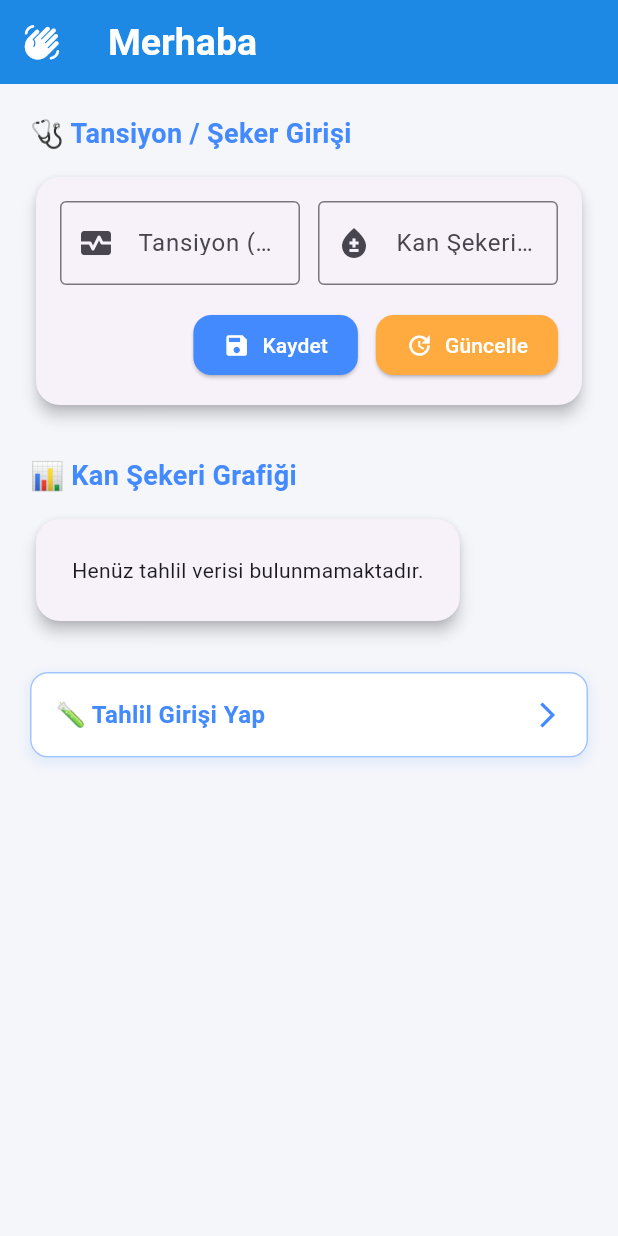
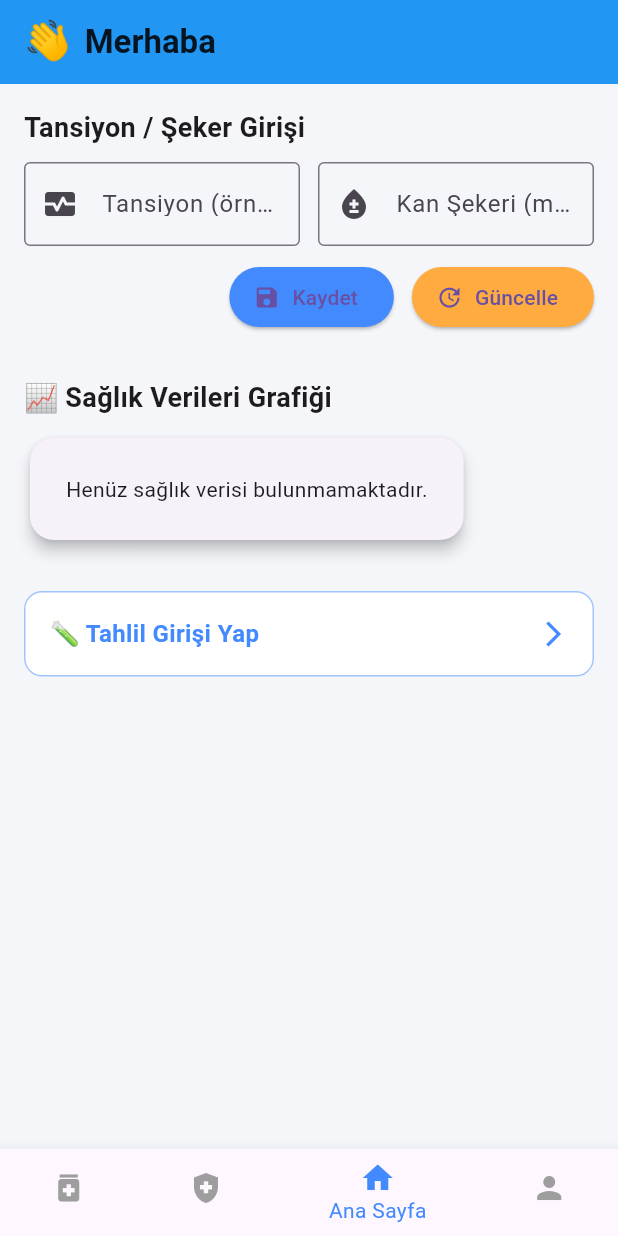
Before and after one commit to SLTNKCGZ/BioGuard, a Flutter app: the HomePage screen opened directly with empty values, on a phone screen of 412 x 824 dp. Run offline on Flutter 3.47's test engine with Material 3 defaults, Android fonts, the phone set to English and light mode, and no system bars; our stand-ins replace image_picker; network calls fail.

Commit message:
home_page.dart

```diff
--- a/Frontend/bio_guard/lib/screens/home_page.dart
+++ b/Frontend/bio_guard/lib/screens/home_page.dart
@@ -41,7 +41,6 @@ class _HomePageState extends State<HomePage> {
         _labResults = data.map((e) => e as Map<String, dynamic>).toList();
       });
     } else {
-      // Hata yönetimi
       ScaffoldMessenger.of(context).showSnackBar(
         SnackBar(content: Text('Tahlil verileri yüklenirken hata oluştu')),
       );
@@ -62,7 +61,6 @@ class _HomePageState extends State<HomePage> {
     final nowIso = DateTime.now().toIso8601String();
 
     try {
-    // Her bir test için ayrı ayrı işlem yapacağız
       for (final test in ['Tansiyon', 'Kan Şekeri']) {
         String? result;
         String unit;
@@ -74,7 +72,7 @@ class _HomePageState extends State<HomePage> {
           result = seker;
           unit = 'mg/dL';
         } else {
-        continue; // boşsa atla
+          continue;
         }
 
         final existing = _labResults.firstWhere(
@@ -96,14 +94,18 @@ class _HomePageState extends State<HomePage> {
         final method = isUpdate && existing['id'] != null ? 'PUT' : 'POST';
 
         final response = await (method == 'PUT'
-          ? http.put(uri, headers: {
+            ? http.put(uri,
+                headers: {
                   'Authorization': 'Bearer ${widget.token}',
                   'Content-Type': 'application/json',
-            }, body: body)
-          : http.post(uri, headers: {
+                },
+                body: body)
+            : http.post(uri,
+                headers: {
                   'Authorization': 'Bearer ${widget.token}',
                   'Content-Type': 'application/json',
-            }, body: body));
+                },
+                body: body));
 
         if (response.statusCode != 200 && response.statusCode != 201 && response.statusCode != 204) {
           throw Exception('Hata oluştu: ${response.body}');
@@ -124,66 +126,77 @@ class _HomePageState extends State<HomePage> {
     }
   }
 
-
-  // Grafik için örnek sütun grafik kullanabiliriz
-  Widget _buildBarChart() {
+  Widget _buildHealthDataChart() {
     if (_labResults.isEmpty) {
       return const Padding(
         padding: EdgeInsets.all(16.0),
-        child: Text('Henüz tahlil verisi bulunmamaktadır.'),
+        child: Text('Henüz sağlık verisi bulunmamaktadır.'),
       );
     }
 
-    // Kan Şekeri ve Tansiyon verilerini ayıralım ve sayısal olarak kullanabilelim
-    // Tansiyon verisi "120/80" gibi olduğu için işleyelim (örn. sistolik 120)
-    List<Map<String, dynamic>> sekerResults = [];
-    List<Map<String, dynamic>> tansiyonResults = [];
+    final Map<String, Map<String, dynamic>> latestResults = {};
 
-    for (var r in _labResults) {
-      final test = r['test']?.toString().toLowerCase();
-      if (test == 'kan şekeri') {
-        double? val = double.tryParse(r['result'].toString());
-        if (val != null) {
-          sekerResults.add({'date': r['date'], 'value': val});
-        }
-      } else if (test == 'tansiyon') {
-        final parts = r['result']?.toString().split('/');
-        if (parts != null && parts.length == 2) {
-          final sistolik = double.tryParse(parts[0]);
-          if (sistolik != null) {
-            tansiyonResults.add({'date': r['date'], 'value': sistolik});
-          }
+    for (var result in _labResults) {
+      final test = result['test']?.toString() ?? '';
+      final resultVal = result['result']?.toString() ?? '';
+      final date = result['date']?.toString() ?? '';
+
+      final value = double.tryParse(resultVal);
+      if (value != null) {
+        if (!latestResults.containsKey(test) ||
+            DateTime.parse(date).isAfter(DateTime.parse(latestResults[test]!['date']))) {
+          latestResults[test] = {
+            'value': value,
+            'date': date,
+          };
         }
       }
     }
 
-    // Örnek olarak sadece Kan Şekeri grafiği yapalım
-    sekerResults.sort((a, b) => a['date'].compareTo(b['date']));
+    if (latestResults.isEmpty) {
+      return const Padding(
+        padding: EdgeInsets.all(16.0),
+        child: Text('Grafik oluşturulabilecek geçerli veri bulunamadı.'),
+      );
+    }
 
     return SizedBox(
       height: 200,
       child: ListView.builder(
         scrollDirection: Axis.horizontal,
-        itemCount: sekerResults.length,
+        itemCount: latestResults.length,
         itemBuilder: (context, index) {
-          final item = sekerResults[index];
-          final value = item['value'] as double;
-          final dateStr = item['date'].toString().split('T')[0];
+          final entry = latestResults.entries.elementAt(index);
+          final testName = entry.key;
+          final value = entry.value['value'] as double;
+          final date = entry.value['date'].toString().split('T')[0];
+
           return Container(
-            width: 40,
-            margin: const EdgeInsets.symmetric(horizontal: 4),
+            width: 60,
+            margin: const EdgeInsets.symmetric(horizontal: 8),
             child: Column(
               mainAxisAlignment: MainAxisAlignment.end,
               children: [
-                Text(value.toStringAsFixed(0)),
+                Text(value.toStringAsFixed(1)),
                 const SizedBox(height: 4),
                 Container(
-                  height: value, // direkt değer ile ilişkilendir (basit gösterim)
+                  height: value,
                   width: 20,
-                  color: Colors.blueAccent,
+                  decoration: BoxDecoration(
+                    color: Colors.teal,
+                    borderRadius: BorderRadius.circular(4),
+                  ),
                 ),
                 const SizedBox(height: 4),
-                Text(dateStr, style: const TextStyle(fontSize: 10)),
+                Text(
+                  testName.length > 8 ? '${testName.substring(0, 8)}...' : testName,
+                  textAlign: TextAlign.center,
+                  style: const TextStyle(fontSize: 10),
+                ),
+                Text(
+                  date,
+                  style: const TextStyle(fontSize: 8, color: Colors.grey),
+                ),
               ],
             ),
           );
@@ -196,29 +209,37 @@ class _HomePageState extends State<HomePage> {
   Widget build(BuildContext context) {
     return Scaffold(
       appBar: AppBar(
-        title: Text('Merhaba ${widget.firstName ?? ""}'),
-        backgroundColor: Colors.blue[600],
-        titleTextStyle: const TextStyle(color: Colors.white, fontSize: 25, fontWeight: FontWeight.bold),
-        leading: const Icon(Icons.waving_hand_rounded, color: Colors.white, size: 25),
+        backgroundColor: Colors.blue,
+        elevation: 0,
+        title: Row(
+          children: [
+            const Text(
+              '👋',
+              style: TextStyle(fontSize: 26),
+            ),
+            const SizedBox(width: 8),
+            Text(
+              'Merhaba ${widget.firstName ?? ''}',
+              style: const TextStyle(
+                color: Colors.black87,
+                fontSize: 22,
+                fontWeight: FontWeight.w600,
+              ),
+            ),
+          ],
+        ),
       ),
       backgroundColor: const Color(0xFFF5F6FA),
       body: SingleChildScrollView(
-        padding: const EdgeInsets.all(20),
+        padding: const EdgeInsets.all(16),
         child: Column(
           crossAxisAlignment: CrossAxisAlignment.start,
           children: [
             const Text(
-              "🩺 Tansiyon / Şeker Girişi",
-              style: TextStyle(fontSize: 18, fontWeight: FontWeight.bold, color: Colors.blueAccent),
+              'Tansiyon / Şeker Girişi',
+              style: TextStyle(fontSize: 18, fontWeight: FontWeight.bold),
             ),
-            const SizedBox(height: 12),
-            Card(
-              elevation: 4,
-              shape: RoundedRectangleBorder(borderRadius: BorderRadius.circular(16)),
-              child: Padding(
-                padding: const EdgeInsets.all(16.0),
-                child: Column(
-                  children: [
+            const SizedBox(height: 10),
             Row(
               children: [
                 Expanded(
@@ -245,57 +266,47 @@ class _HomePageState extends State<HomePage> {
                 ),
               ],
             ),
-                    const SizedBox(height: 16),
+            const SizedBox(height: 10),
             Row(
               mainAxisAlignment: MainAxisAlignment.end,
               children: [
                 ElevatedButton.icon(
                   onPressed: () => _addOrUpdateTansiyonSeker(isUpdate: false),
-                          icon: const Icon(Icons.save, color: Colors.white),
-                          label: const Text("Kaydet", style: TextStyle(color: Colors.white)),
-                          style: ElevatedButton.styleFrom(
-                            backgroundColor: Colors.blueAccent,
-                            shape: RoundedRectangleBorder(borderRadius: BorderRadius.circular(12)),
-                            padding: const EdgeInsets.symmetric(horizontal: 20, vertical: 10),
-                          ),
+                  icon: const Icon(Icons.save),
+                  label: const Text("Kaydet"),
+                  style: ElevatedButton.styleFrom(backgroundColor: Colors.blueAccent),
                 ),
                 const SizedBox(width: 12),
                 ElevatedButton.icon(
                   onPressed: () => _addOrUpdateTansiyonSeker(isUpdate: true),
-                          icon: const Icon(Icons.update, color: Colors.white),
-                          label: const Text("Güncelle", style: TextStyle(color: Colors.white)),
-                          style: ElevatedButton.styleFrom(
-                            backgroundColor: Colors.orangeAccent,
-                            shape: RoundedRectangleBorder(borderRadius: BorderRadius.circular(12)),
-                            padding: const EdgeInsets.symmetric(horizontal: 20, vertical: 10),
-                          ),
+                  icon: const Icon(Icons.update),
+                  label: const Text("Güncelle"),
+                  style: ElevatedButton.styleFrom(backgroundColor: Colors.orangeAccent),
                 ),
               ],
-                    )
-                  ],
-                ),
-              ),
             ),
             const SizedBox(height: 30),
             const Text(
-              "📊 Kan Şekeri Grafiği",
-              style: TextStyle(fontSize: 18, fontWeight: FontWeight.bold, color: Colors.blueAccent),
+              '📈 Sağlık Verileri Grafiği',
+              style: TextStyle(fontSize: 18, fontWeight: FontWeight.bold),
             ),
-            const SizedBox(height: 12),
+            const SizedBox(height: 10),
             Card(
               elevation: 4,
               shape: RoundedRectangleBorder(borderRadius: BorderRadius.circular(16)),
               child: Padding(
                 padding: const EdgeInsets.all(8.0),
-                child: _buildBarChart(),
+                child: _buildHealthDataChart(),
               ),
             ),
             const SizedBox(height: 30),
-            InkWell(
+            GestureDetector(
               onTap: () {
                 Navigator.push(
                   context,
-                  MaterialPageRoute(builder: (context) => LabResultsPage(token: widget.token)),
+                  MaterialPageRoute(
+                    builder: (context) => LabResultsPage(token: widget.token),
+                  ),
                 );
               },
               child: Container(
@@ -305,19 +316,18 @@ class _HomePageState extends State<HomePage> {
                   color: Colors.white,
                   borderRadius: BorderRadius.circular(12),
                   border: Border.all(color: Colors.blueAccent.withOpacity(0.5)),
-                  boxShadow: [
-                    BoxShadow(
-                      color: Colors.blueAccent.withOpacity(0.1),
-                      spreadRadius: 2,
-                      blurRadius: 5,
-                      offset: const Offset(0, 3),
-                    ),
-                  ],
                 ),
                 child: const Row(
                   mainAxisAlignment: MainAxisAlignment.spaceBetween,
                   children: [
-                    Text("🧪 Tahlil Girişi Yap", style: TextStyle(fontSize: 16, fontWeight: FontWeight.w600, color: Colors.blueAccent)),
+                    Text(
+                      "🧪 Tahlil Girişi Yap",
+                      style: TextStyle(
+                        fontSize: 16,
+                        fontWeight: FontWeight.w600,
+                        color: Colors.blueAccent,
+                      ),
+                    ),
                     Icon(Icons.arrow_forward_ios, color: Colors.blueAccent, size: 20),
                   ],
                 ),
@@ -326,6 +336,29 @@ class _HomePageState extends State<HomePage> {
           ],
         ),
       ),
+      bottomNavigationBar: BottomNavigationBar(
+        currentIndex: 2, // Home
+        selectedItemColor: Colors.blueAccent,
+        unselectedItemColor: Colors.grey,
+        items: const [
+          BottomNavigationBarItem(
+            icon: Icon(Icons.medication),
+            label: 'Semptomlar',
+          ),
+          BottomNavigationBarItem(
+            icon: Icon(Icons.health_and_safety),
+            label: 'Sağlık Bilgilerim',
+          ),
+          BottomNavigationBarItem(
+            icon: Icon(Icons.home),
+            label: 'Ana Sayfa',
+          ),
+          BottomNavigationBarItem(
+            icon: Icon(Icons.person),
+            label: 'Profil',
+          ),
+        ],
+      ),
     );
   }
 }
```
Lines whose indentation alone changed are shown as unchanged.
